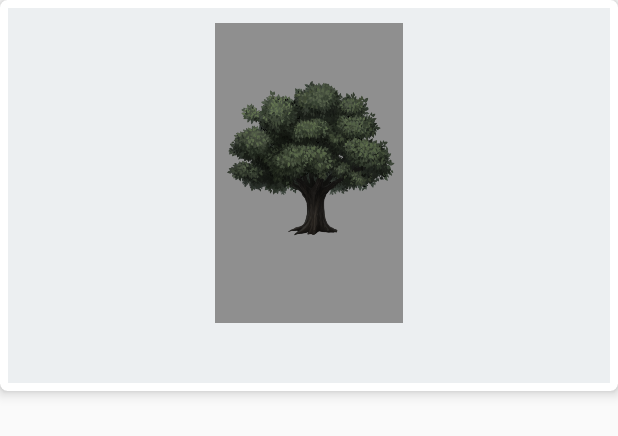
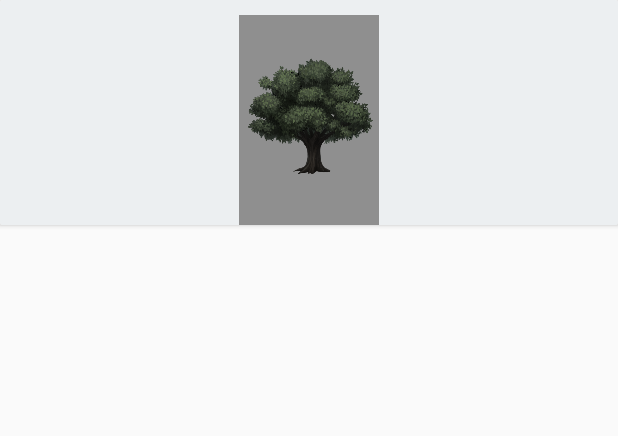
Before and after one commit to Fraktalis/caterpillapp-android, an Android app: the layout recyclerview_items.xml on its own in the app's theme, with its tools: preview values and no code run, on a phone screen of 412 x 824 dp. Shown: the top 436 px of the screen. Run offline under Robolectric (Android 15) with nearby library versions, the light colour scheme and no system bars.

Commit message:
- horizontal recycler items - create RecyclerTouchListener to interact with image of recyclerview items - delete (again) the image taken after upload it - pop up onClick with the image bigger - delete from the alert Dialog

```diff
--- a/leafguard-core/app/src/main/res/layout/activity_catterpillar_view.xml
+++ b/leafguard-core/app/src/main/res/layout/activity_catterpillar_view.xml
@@ -121,8 +121,7 @@
                 android:layout_height="match_parent"
                 android:layout_alignParentLeft="true"
                 android:layout_alignParentStart="true"
-                android:layout_centerVertical="true"
-                android:layout_weight="1" />
+                android:layout_centerVertical="true" />
 
             <Button
                 android:id="@+id/validateCatterpillarButton"
--- a/leafguard-core/app/src/main/res/layout/recyclerview_items.xml
+++ b/leafguard-core/app/src/main/res/layout/recyclerview_items.xml
@@ -1,27 +1,24 @@
 <?xml version="1.0" encoding="utf-8"?>
 <android.support.v7.widget.CardView xmlns:android="http://schemas.android.com/apk/res/android"
-    xmlns:card_view="http://schemas.android.com/apk/res-auto"
     android:id="@+id/cardview1"
-    android:layout_width="fill_parent"
-    android:layout_height="wrap_content"
-    card_view:cardCornerRadius="5dp"
-    card_view:cardElevation="5dp"
-    card_view:cardMaxElevation="5dp"
-    card_view:contentPadding="5dp">
+    android:layout_width="wrap_content"
+    android:layout_height="wrap_content">
 
-    <RelativeLayout
-        android:layout_width="fill_parent"
-        android:layout_height="250dp"
+    <LinearLayout
+        android:layout_width="wrap_content"
+        android:layout_height="150dp"
         android:background="#ECEFF1">
 
         <ImageView
             android:id="@+id/imageView"
-            android:layout_width="fill_parent"
-            android:layout_height="200dp"
+            android:layout_width="wrap_content"
+            android:layout_height="150dp"
             android:layout_marginBottom="10dp"
+            android:layout_marginLeft="10dp"
+            android:layout_marginRight="10dp"
             android:layout_marginTop="10dp"
             android:src="@drawable/tree" />
 
-    </RelativeLayout>
+    </LinearLayout>
 
 </android.support.v7.widget.CardView>
```
Also changed, not shown: leafguard-core/app/src/main/java/com/example/vincentale/leafguard_core/CaterpillarViewActivity.java (+83 -22 lines), leafguard-core/app/src/main/java/com/example/vincentale/leafguard_core/model/ImageCaterpillar.java (+11 -1 lines), leafguard-core/app/src/main/java/com/example/vincentale/leafguard_core/util/RecyclerTouchListener.java (added, +55 -0 lines), leafguard-core/app/src/main/java/com/example/vincentale/leafguard_core/view/RecyclerViewAdapter.java (+4 -6 lines), leafguard-core/app/src/main/res/layout/image_dialog.xml (added, +12 -0 lines), leafguard-core/gradle.properties (+0 -11 lines).
